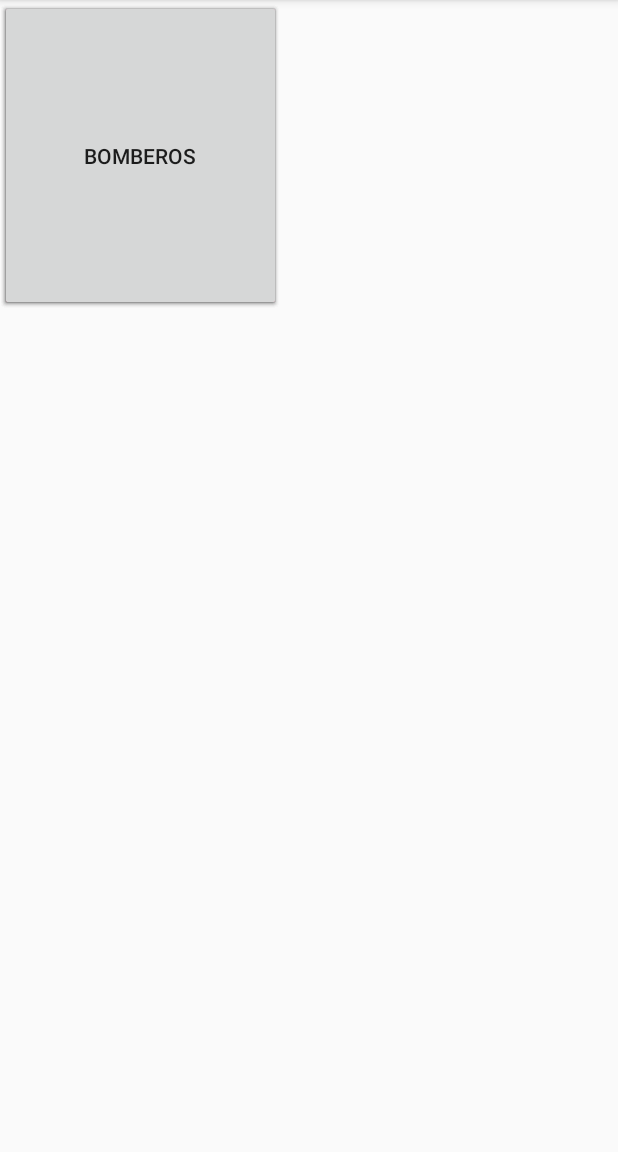
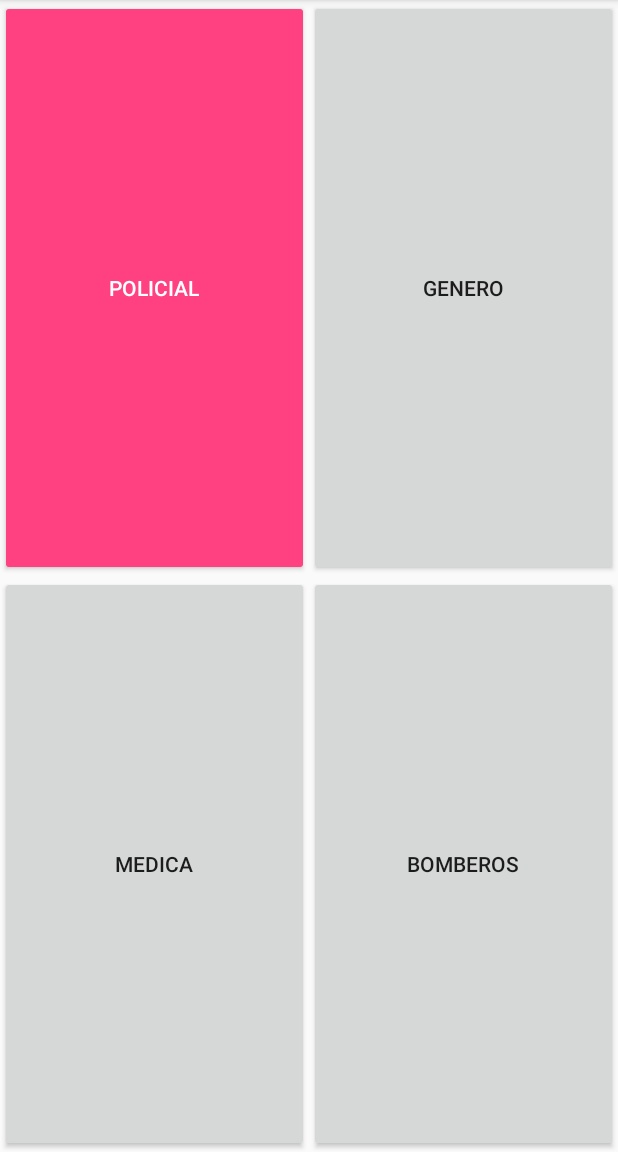
Before and after one commit to nicocarolo/PanicApp, an Android app: the screen it shows after launch (MainActivity), on a phone screen of 412 x 824 dp, the part 84-1236 px from its top. Run offline under Robolectric (Android 15) with nearby library versions, the phone set to English and light mode, and no system bars; our stand-ins replace Firebase (no records; nobody signed in at launch, a user with empty details on screens opened directly).

Commit message:
Changes activity_main.xml.

```diff
--- a/app/src/main/res/layout/activity_main.xml
+++ b/app/src/main/res/layout/activity_main.xml
@@ -1,47 +1,56 @@
 <?xml version="1.0" encoding="utf-8"?>
-<android.support.constraint.ConstraintLayout xmlns:android="http://schemas.android.com/apk/res/android"
-    xmlns:app="http://schemas.android.com/apk/res-auto"
-    xmlns:tools="http://schemas.android.com/tools"
+<LinearLayout xmlns:android="http://schemas.android.com/apk/res/android"
+xmlns:tools="http://schemas.android.com/tools"
+android:layout_width="match_parent"
+android:layout_height="match_parent"
+android:theme="@style/AppTheme"
+tools:context="com.example.nico.panicapp.MainActivity">
+
+<LinearLayout
     android:layout_width="match_parent"
     android:layout_height="match_parent"
-    android:theme="@style/AppTheme"
-    tools:context="com.example.nico.panicapp.MainActivity">
-
+    android:layout_weight="1"
+    android:orientation="vertical">
 
     <Button
         android:id="@+id/btnPolicial"
         style="@style/Widget.AppCompat.Button.Colored"
-        android:layout_width="187dp"
-        android:layout_height="207dp"
+        android:layout_width="match_parent"
+        android:layout_height="wrap_content"
+        android:layout_weight="1"
         android:onClick="createPoliceAlarm"
-        android:text="Policial"
-        tools:layout_editor_absoluteX="5dp"
-        tools:layout_editor_absoluteY="16dp" />
+        android:text="Policial"/>
 
     <Button
         android:id="@+id/btnMedica"
-        android:layout_width="187dp"
-        android:layout_height="207dp"
+        android:layout_width="match_parent"
+        android:layout_height="wrap_content"
+        android:layout_weight="1"
         android:onClick="createMedicAlarm"
-        android:text="Medica"
-        tools:layout_editor_absoluteX="193dp"
-        tools:layout_editor_absoluteY="16dp" />
+        android:text="Medica" />
+
+</LinearLayout>
+
+<LinearLayout
+    android:layout_width="match_parent"
+    android:layout_height="match_parent"
+    android:layout_weight="1"
+    android:orientation="vertical">
 
     <Button
         android:id="@+id/btnGenero"
-        android:layout_width="187dp"
-        android:layout_height="207dp"
+        android:layout_width="match_parent"
+        android:layout_height="wrap_content"
+        android:layout_weight="1"
         android:onClick="createSexAlarm"
-        android:text="Genero"
-        tools:layout_editor_absoluteY="223dp"
-        tools:layout_editor_absoluteX="5dp" />
+        android:text="Genero" />
 
     <Button
         android:id="@+id/btnBomberos"
-        android:layout_width="187dp"
-        android:layout_height="207dp"
+        android:layout_width="match_parent"
+        android:layout_height="wrap_content"
+        android:layout_weight="1"
         android:onClick="createBomberAlarm"
-        android:text="Bomberos"
-        tools:layout_editor_absoluteY="223dp"
-        tools:layout_editor_absoluteX="193dp" />
-</android.support.constraint.ConstraintLayout>
+        android:text="Bomberos" />
+</LinearLayout>
+</LinearLayout>
--- a/build.gradle
+++ b/build.gradle
@@ -5,7 +5,7 @@ buildscript {
         jcenter()
     }
     dependencies {
-        classpath 'com.android.tools.build:gradle:2.3.1'
+        classpath 'com.android.tools.build:gradle:2.3.2'
         classpath 'com.google.gms:google-services:3.0.0'
         // NOTE: Do not place your application dependencies here; they belong
         // in the individual module build.gradle files
```
Also changed, not shown: app/src/main/res/layout/prueba.xml (deleted, +0 -48 lines).
